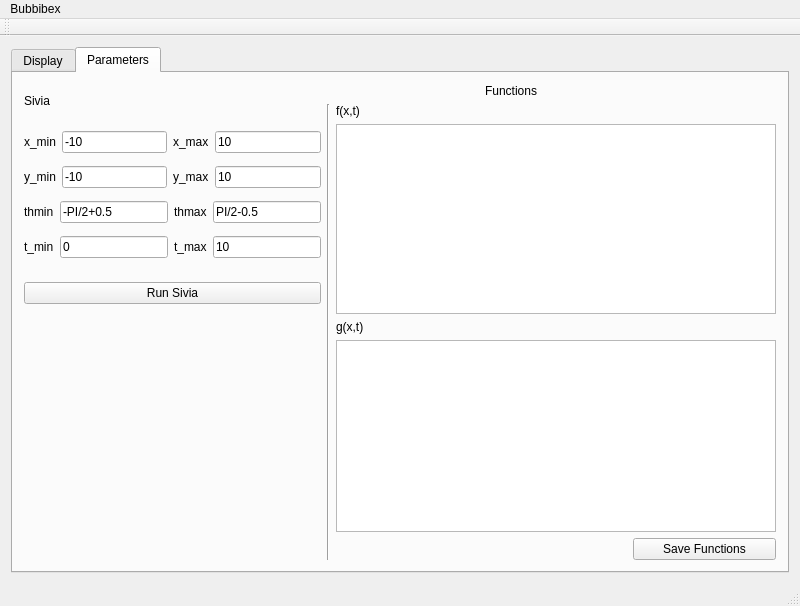
msis/bubbibex, file mainwindow.ui: the form before one commit.
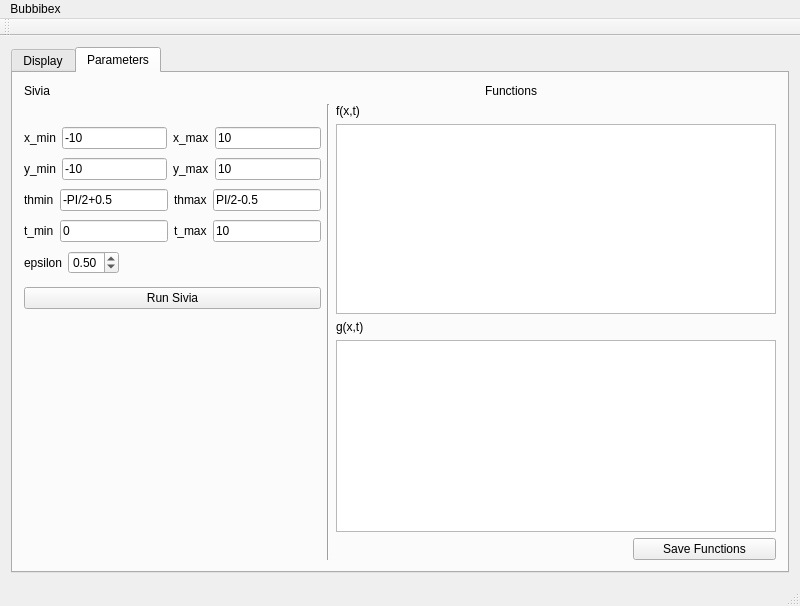
The form after the commit. Custom widgets are drawn as their Qt base class.

Commit message: Adding pop-up window with informations about sivia Adding parameter epsilon

The edit to the form file:
```diff
--- a/mainwindow.ui
+++ b/mainwindow.ui
@@ -14,8 +14,8 @@
    <string>MainWindow</string>
   </property>
   <widget class="QWidget" name="centralWidget">
-   <layout class="QGridLayout" name="gridLayout">
-    <item row="0" column="1">
+   <layout class="QVBoxLayout" name="verticalLayout">
+    <item>
      <widget class="QTabWidget" name="tabWidget">
       <property name="currentIndex">
        <number>1</number>
@@ -122,8 +122,8 @@
        <attribute name="title">
         <string>Parameters</string>
        </attribute>
-       <layout class="QGridLayout" name="gridLayout_3">
-        <item row="0" column="0" rowspan="2">
+       <layout class="QGridLayout" name="gridLayout">
+        <item row="0" column="0">
          <widget class="QLabel" name="label_5">
           <property name="text">
            <string>Sivia</string>
@@ -152,7 +152,7 @@
          </widget>
         </item>
         <item row="2" column="0">
-         <layout class="QVBoxLayout" name="verticalLayout">
+         <layout class="QVBoxLayout" name="verticalLayout_2">
           <item>
            <layout class="QHBoxLayout" name="horizontalLayout_4">
             <item>
@@ -281,6 +281,61 @@
             </item>
            </layout>
           </item>
+          <item>
+           <layout class="QHBoxLayout" name="horizontalLayout_8">
+            <item>
+             <widget class="QLabel" name="label_14">
+              <property name="maximumSize">
+               <size>
+                <width>100</width>
+                <height>16777215</height>
+               </size>
+              </property>
+              <property name="text">
+               <string>epsilon</string>
+              </property>
+             </widget>
+            </item>
+            <item>
+             <widget class="QDoubleSpinBox" name="epsilonBox">
+              <property name="maximumSize">
+               <size>
+                <width>100</width>
+                <height>16777215</height>
+               </size>
+              </property>
+              <property name="decimals">
+               <number>2</number>
+              </property>
+              <property name="minimum">
+               <double>0.010000000000000</double>
+              </property>
+              <property name="maximum">
+               <double>1.000000000000000</double>
+              </property>
+              <property name="singleStep">
+               <double>0.050000000000000</double>
+              </property>
+              <property name="value">
+               <double>0.500000000000000</double>
+              </property>
+             </widget>
+            </item>
+            <item>
+             <spacer name="horizontalSpacer">
+              <property name="orientation">
+               <enum>Qt::Horizontal</enum>
+              </property>
+              <property name="sizeHint" stdset="0">
+               <size>
+                <width>40</width>
+                <height>20</height>
+               </size>
+              </property>
+             </spacer>
+            </item>
+           </layout>
+          </item>
          </layout>
         </item>
         <item row="2" column="2" rowspan="2" colspan="3">
@@ -300,6 +355,12 @@
         </item>
         <item row="3" column="0">
          <widget class="QPushButton" name="push_runSivia">
+          <property name="minimumSize">
+           <size>
+            <width>0</width>
+            <height>0</height>
+           </size>
+          </property>
           <property name="text">
            <string>Run Sivia</string>
           </property>
```
The commit also changes 3 other files.
